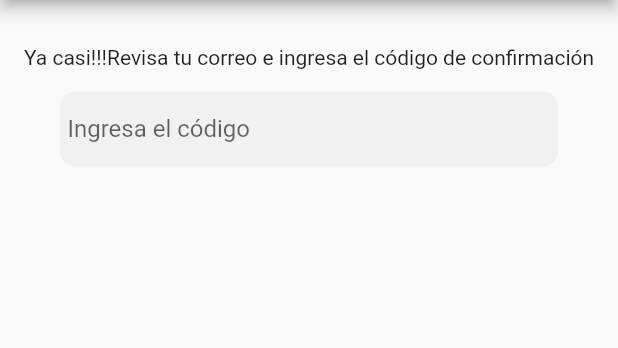
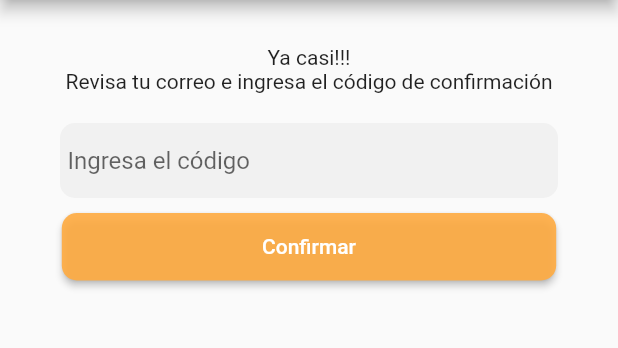
Before and after one commit to RafaelLindarte/pastorApp, a Flutter app: the Confirm screen opened by its route, on a phone screen of 412 x 824 dp, the part 84-432 px from its top. Run offline on Flutter 3.47's test engine with Material 2 defaults, Android fonts, the phone set to English and light mode, and no system bars; our stand-ins replace cloud_firestore, firebase_auth, firebase_core, firebase_messaging, flutter_local_notifications, flutter_signin_button and 2 more; missing offline and left inert: amazon_cognito_identity_dart_2; accounts and stored records are empty.

Commit message:
login, singUp and email confirm

```diff
--- a/lib/main.dart
+++ b/lib/main.dart
@@ -33,7 +33,7 @@ class MyApp extends StatelessWidget {
       child: MaterialApp(
         debugShowCheckedModeBanner: false,
         title: 'Material App',
-        initialRoute: 'confirm',
+        initialRoute: '/',
         routes:{
           '/' :(BuildContext context){
             if(pref.uId!=null && pref.uId.toString().isNotEmpty){
--- a/lib/src/pages/confirmar-registro.dart
+++ b/lib/src/pages/confirmar-registro.dart
@@ -1,8 +1,13 @@
 import 'package:flutter/material.dart';
+import 'package:fluttertoast/fluttertoast.dart';
+import 'package:push_notificaction/src/data/cognito/cognito.dart';
+
 import 'package:push_notificaction/src/style/theme.dart';
 
 class Confirm extends StatelessWidget {
   final themeData = StyleData();
+  String _codigo = '';
+  final _cognito = Cognito();
   @override
   Widget build(BuildContext context) {
     return SafeArea(
@@ -18,25 +23,64 @@ class Confirm extends StatelessWidget {
               SizedBox(
                 height: 30,
               ),
-              Center(
-                child: Text('Ya casi!!!\Revisa tu correo e ingresa el código de confirmación'),
+              Container(
+                alignment: Alignment.center,
+                child:Column(
+                  children: [
+                     Text('Ya casi!!!'),
+                      Text('Revisa tu correo e ingresa el código de confirmación')
+                  ],
+                ),
               ),
               SizedBox(
-                height: 15,
+                height: 20,
               ),
               Container(
                 decoration: themeData.decorationInputs(),
                 margin: EdgeInsets.symmetric(horizontal: 40),
                 child: TextField(
-                  // onChanged: (e)=> email = e,
+                  onChanged: (e)=> _codigo = e,
 
                   decoration: themeData.inputDecoration(' Ingresa el código'),
                 ),
               ),
+               SizedBox(
+                height: 10,
+              ),
+              _buttonConfirm(context),
             ],
           ),
         ),
       ),
     );
   }
+
+  Widget _buttonConfirm(BuildContext context){
+    final size = MediaQuery.of(context).size;
+    return Container(
+        height: 45,
+      width: size.width * 0.8,
+      child: ElevatedButton(
+        onPressed: () async{
+          if(_codigo==''){
+            Fluttertoast.showToast(msg: 'Por favor ingrese el codigo');
+          }else{
+            final result = await _cognito.confirEmail(_codigo);
+            if(result){
+            Fluttertoast.showToast(msg: 'Verficacion exitosa');
+              Navigator.pushReplacementNamed(context, 'home');
+
+
+            }
+          }
+
+        },
+        child: Text('Confirmar'),
+         style: ElevatedButton.styleFrom(
+          shape:  themeData.shape(),
+          primary: Colors.orangeAccent.withOpacity(0.9),
+        )
+        )
+        );
+  }
 }
--- a/lib/src/shared/preferences.dart
+++ b/lib/src/shared/preferences.dart
@@ -24,4 +24,9 @@ set token(final token){
 }
   get token => _preferences?.getString('token');
   get uId   => _preferences?.getString('uid');
+
+Future<void> clearPreferences() async{
+  await _preferences?.setString('uid', '');
+
 }
+}
```
Also changed, not shown: lib/src/data/cognito/cognito.dart (+46 -3 lines), lib/src/pages/home.dart (+11 -1 lines), lib/src/pages/login.dart (+20 -7 lines).
